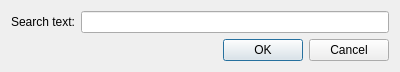
First picture: the form in src/ui/finddialog.ui, repository medo64/QText, before the edit.
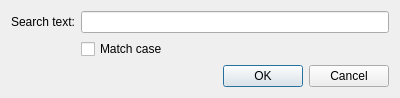
Second picture: the form after the edit. Icons and pictures are not drawn.

Commit message: Added option to match case in search

Diff of the .ui file:
```diff
--- a/src/ui/finddialog.ui
+++ b/src/ui/finddialog.ui
@@ -7,7 +7,7 @@
     <x>0</x>
     <y>0</y>
     <width>400</width>
-    <height>67</height>
+    <height>91</height>
    </rect>
   </property>
   <property name="windowTitle">
@@ -19,6 +19,13 @@
   </property>
   <layout class="QGridLayout" name="gridLayout">
    <item row="1" column="2">
+    <widget class="QCheckBox" name="checkMatchCase">
+     <property name="text">
+      <string>Match case</string>
+     </property>
+    </widget>
+   </item>
+   <item row="2" column="2">
     <widget class="QDialogButtonBox" name="buttonBox">
      <property name="sizePolicy">
       <sizepolicy hsizetype="Expanding" vsizetype="Fixed">
```
Left out of the diff: 22 changed lines with no effect on the pictures. The commit also changes 5 other files.
